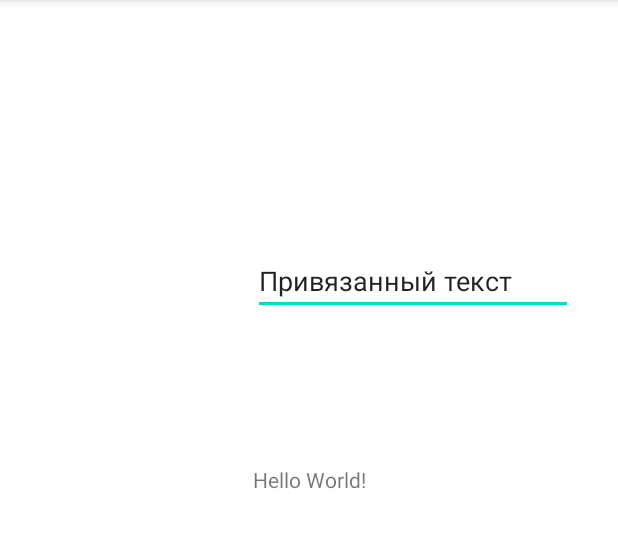
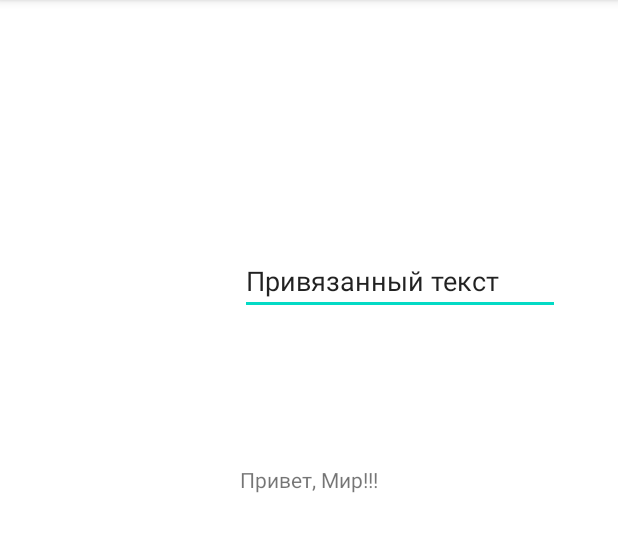
Before and after one commit to SergeyGrib74/My_Trial_App, an Android app: the screen it shows after launch (MainActivity), on a phone screen of 412 x 824 dp, the part 84-636 px from its top. Run offline under Robolectric (Android 15) with nearby library versions, the phone set to English and light mode, and no system bars.

Commit message:
Изменил текст на привет мир

```diff
--- a/app/src/main/res/layout/activity_main.xml
+++ b/app/src/main/res/layout/activity_main.xml
@@ -10,7 +10,7 @@
         android:id="@+id/textView"
         android:layout_width="wrap_content"
         android:layout_height="wrap_content"
-        android:text="Hello World!"
+        android:text="Привет, Мир!!!"
         app:layout_constraintBottom_toBottomOf="parent"
         app:layout_constraintLeft_toLeftOf="parent"
         app:layout_constraintRight_toRightOf="parent"
```
